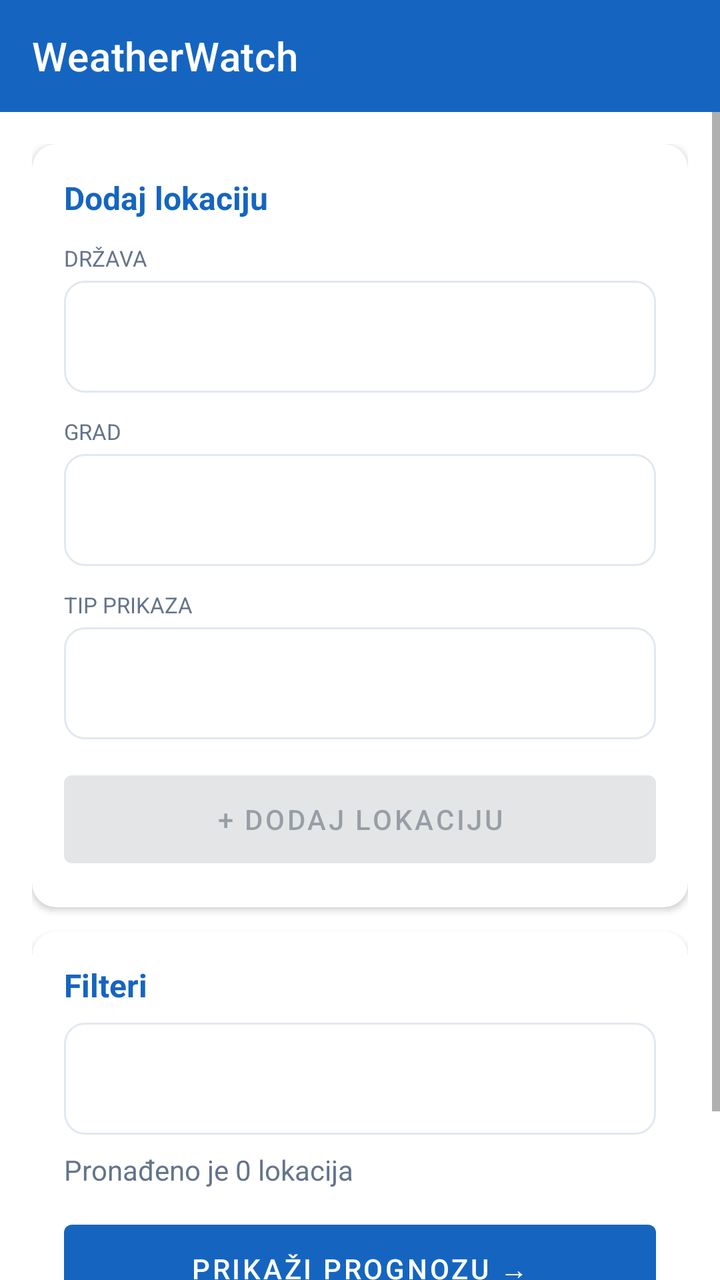
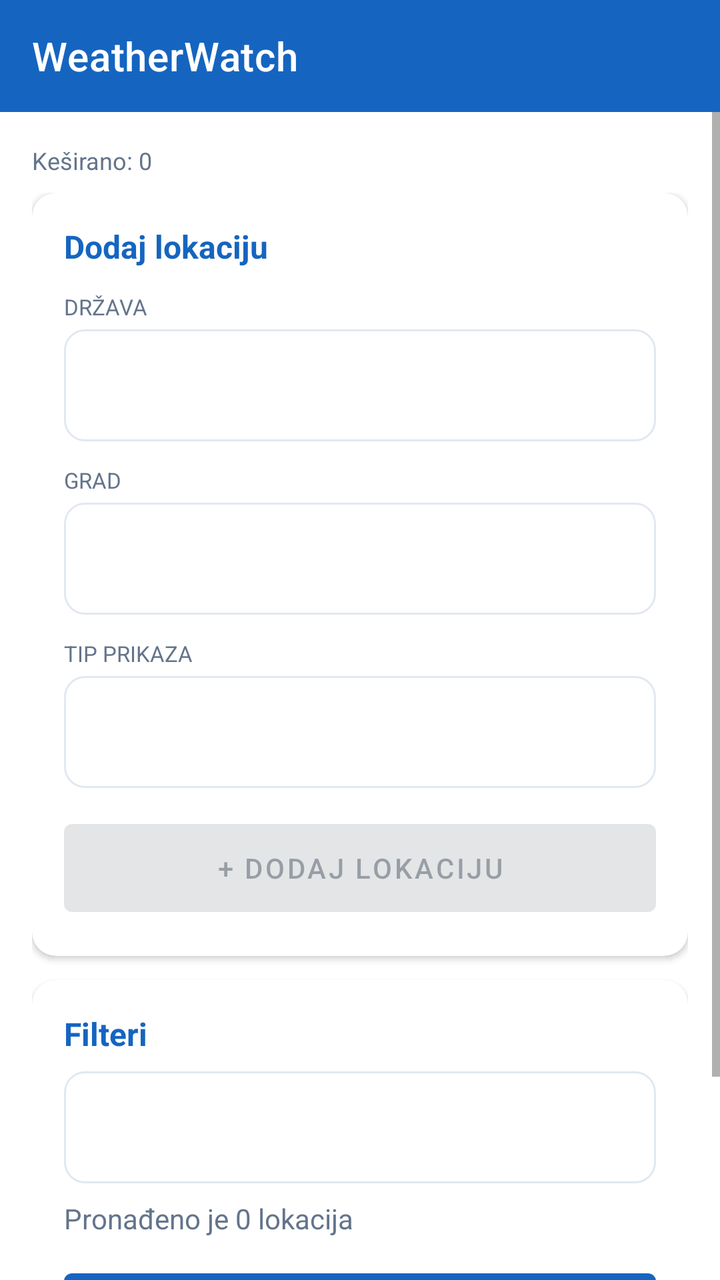

Before-and-after screenshots of an Android layout around one commit, followed by the original layout XML and the change that was made.
<!-- AndroidManifest.xml: application theme Theme.WeatherWatch -->
<!-- res/layout/activity_main.xml -->
<?xml version="1.0" encoding="utf-8"?>
<LinearLayout xmlns:android="http://schemas.android.com/apk/res/android"
    xmlns:app="http://schemas.android.com/apk/res-auto"
    android:layout_width="match_parent"
    android:layout_height="match_parent"
    android:orientation="vertical"
    android:background="?attr/colorSurface">

    <androidx.appcompat.widget.Toolbar
        android:id="@+id/toolbar"
        android:layout_width="match_parent"
        android:layout_height="?attr/actionBarSize"
        android:background="?attr/colorPrimary"
        app:titleTextColor="@android:color/white"
        app:title="WeatherWatch" />

    <ScrollView
        android:layout_width="match_parent"
        android:layout_height="match_parent">

        <LinearLayout
            android:layout_width="match_parent"
            android:layout_height="wrap_content"
            android:orientation="vertical"
            android:padding="16dp">

            
            <androidx.cardview.widget.CardView
                android:layout_width="match_parent"
                android:layout_height="wrap_content"
                android:layout_marginBottom="12dp"
                app:cardCornerRadius="12dp"
                app:cardElevation="2dp">

                <LinearLayout
                    android:layout_width="match_parent"
                    android:layout_height="wrap_content"
                    android:orientation="vertical"
                    android:padding="16dp">

                    <TextView
                        android:layout_width="wrap_content"
                        android:layout_height="wrap_content"
                        android:text="Dodaj lokaciju"
                        android:textSize="16sp"
                        android:textStyle="bold"
                        android:textColor="?attr/colorPrimary"
                        android:layout_marginBottom="12dp" />

                    <TextView
                        android:layout_width="wrap_content"
                        android:layout_height="wrap_content"
                        android:text="DRŽAVA"
                        android:textSize="11sp"
                        android:textColor="?attr/colorOnSurfaceVariant"
                        android:layout_marginBottom="4dp" />

                    <Spinner
                        android:id="@+id/odabirDrzave"
                        android:layout_width="match_parent"
                        android:layout_height="56dp"
                        android:background="@drawable/bg_spinner"
                        android:paddingStart="16dp"
                        android:paddingEnd="16dp"
                        android:layout_marginBottom="12dp" />

                    <TextView
                        android:layout_width="wrap_content"
                        android:layout_height="wrap_content"
                        android:text="GRAD"
                        android:textSize="11sp"
                        android:textColor="?attr/colorOnSurfaceVariant"
                        android:layout_marginBottom="4dp" />

                    <Spinner
                        android:id="@+id/odabirGrada"
                        android:layout_width="match_parent"
                        android:layout_height="56dp"
                        android:background="@drawable/bg_spinner"
                        android:paddingStart="16dp"
                        android:paddingEnd="16dp"
                        android:layout_marginBottom="12dp" />

                    <TextView
                        android:layout_width="wrap_content"
                        android:layout_height="wrap_content"
                        android:text="TIP PRIKAZA"
                        android:textSize="11sp"
                        android:textColor="?attr/colorOnSurfaceVariant"
                        android:layout_marginBottom="4dp" />

                    <Spinner
                        android:id="@+id/odabirTipaPrikaza"
                        android:layout_width="match_parent"
                        android:layout_height="56dp"
                        android:background="@drawable/bg_spinner"
                        android:paddingStart="16dp"
                        android:paddingEnd="16dp"
                        android:layout_marginBottom="12dp" />

                    <com.google.android.material.button.MaterialButton
                        android:id="@+id/dodajLokacijuDugme"
                        android:layout_width="match_parent"
                        android:layout_height="56dp"
                        android:text="+ DODAJ LOKACIJU"
                        android:enabled="false" />

                </LinearLayout>
            </androidx.cardview.widget.CardView>

            
            <androidx.cardview.widget.CardView
                android:layout_width="match_parent"
                android:layout_height="wrap_content"
                android:layout_marginBottom="12dp"
                app:cardCornerRadius="12dp"
                app:cardElevation="2dp">

                <LinearLayout
                    android:layout_width="match_parent"
                    android:layout_height="wrap_content"
                    android:orientation="vertical"
                    android:padding="16dp">

                    <TextView
                        android:layout_width="wrap_content"
                        android:layout_height="wrap_content"
                        android:text="Filteri"
                        android:textSize="16sp"
                        android:textStyle="bold"
                        android:textColor="?attr/colorPrimary"
                        android:layout_marginBottom="8dp" />

                    <Spinner
                        android:id="@+id/filterLokacija"
                        android:layout_width="match_parent"
                        android:layout_height="56dp"
                        android:background="@drawable/bg_spinner"
                        android:paddingStart="16dp"
                        android:paddingEnd="16dp"
                        android:layout_marginBottom="8dp" />

                    <TextView
                        android:id="@+id/brojLokacija"
                        android:layout_width="wrap_content"
                        android:layout_height="wrap_content"
                        android:text="Pronađeno je 0 lokacija"
                        android:textColor="?attr/colorOnSurfaceVariant"
                        android:layout_marginBottom="12dp" />

                    <com.google.android.material.button.MaterialButton
                        android:id="@+id/prikaziPrognozuDugme"
                        android:layout_width="match_parent"
                        android:layout_height="56dp"
                        android:text="PRIKAŽI PROGNOZU →" />

                </LinearLayout>
            </androidx.cardview.widget.CardView>

            
            <TextView
                android:layout_width="wrap_content"
                android:layout_height="wrap_content"
                android:text="Moje lokacije"
                android:textSize="18sp"
                android:textStyle="bold"
                android:layout_marginBottom="8dp" />

            <androidx.recyclerview.widget.RecyclerView
                android:id="@+id/recyclerLokacije"
                android:layout_width="match_parent"
                android:layout_height="wrap_content"
                android:nestedScrollingEnabled="false" />

        </LinearLayout>
    </ScrollView>

</LinearLayout>
<!-- resources referenced by this layout -->
<resources>
  <!-- drawable bg_spinner (drawable) -->
  <?xml version="1.0" encoding="utf-8"?>
  <shape xmlns:android="http://schemas.android.com/apk/res/android" android:shape="rectangle">
      <solid android:color="#FFFFFF"/>
      <stroke android:width="1dp" android:color="#E2E8F0"/>
      <corners android:radius="10dp"/>
      <padding android:left="12dp" android:right="12dp" android:top="4dp" android:bottom="4dp"/>
  </shape>
  <style name="Theme.WeatherWatch" parent="Theme.MaterialComponents.DayNight.NoActionBar">
          <item name="colorPrimary">#1565C0</item>
          <item name="colorPrimaryVariant">#0D47A1</item>
          <item name="colorOnPrimary">#FFFFFF</item>
          <item name="colorSecondary">#0EA5E9</item>
          <item name="colorOnSecondary">#FFFFFF</item>
          <item name="colorSurface">#FFFFFF</item>
          <item name="colorOnSurface">#1E293B</item>
          <item name="colorOnSurfaceVariant">#64748B</item>
          <item name="colorSurfaceVariant">#F1F5F9</item>
          <item name="colorOutline">#E2E8F0</item>
          <item name="android:colorBackground">#F0F4F8</item>
          <item name="android:statusBarColor">#0D47A1</item>
          <item name="android:windowLightStatusBar">false</item>
      </style>
</resources>

<!-- the commit's change to res/layout/activity_main.xml (unified diff, before → after) -->
@@ -14,7 +14,20 @@
         app:titleTextColor="@android:color/white"
         app:title="WeatherWatch" />
 
+    
+    <ProgressBar
+        android:id="@+id/progressBarMain"
+        android:layout_width="wrap_content"
+        android:layout_height="wrap_content"
+        android:layout_gravity="center"
+        android:visibility="gone"
+        android:layout_marginTop="100dp"
+        android:layout_marginBottom="100dp"
+        android:layout_weight="0"
+        android:indeterminate="true" />
+
     <ScrollView
+        android:id="@+id/scrollViewMain"
         android:layout_width="match_parent"
         android:layout_height="match_parent">
 
@@ -25,152 +38,171 @@
             android:padding="16dp">
 
             
-            <androidx.cardview.widget.CardView
+            <TextView
+                android:id="@+id/tvBrojKesiranih"
+                android:layout_width="wrap_content"
+                android:layout_height="wrap_content"
+                android:text="Keširano: 0"
+                android:textSize="12sp"
+                android:textColor="?attr/colorOnSurfaceVariant"
+                android:layout_marginBottom="8dp" />
+
+            
+            <LinearLayout
+                android:id="@+id/formContainer"
                 android:layout_width="match_parent"
                 android:layout_height="wrap_content"
-                android:layout_marginBottom="12dp"
-                app:cardCornerRadius="12dp"
-                app:cardElevation="2dp">
-
-                <LinearLayout
+                android:orientation="vertical">
+
+                
+                <androidx.cardview.widget.CardView
                     android:layout_width="match_parent"
                     android:layout_height="wrap_content"
-                    android:orientation="vertical"
-                    android:padding="16dp">
-
-                    <TextView
-                        android:layout_width="wrap_content"
+                    android:layout_marginBottom="12dp"
+                    app:cardCornerRadius="12dp"
+                    app:cardElevation="2dp">
+
+                    <LinearLayout
+                        android:layout_width="match_parent"
                         android:layout_height="wrap_content"
-                        android:text="Dodaj lokaciju"
-                        android:textSize="16sp"
-                        android:textStyle="bold"
-                        android:textColor="?attr/colorPrimary"
-                        android:layout_marginBottom="12dp" />
-
-                    <TextView
-                        android:layout_width="wrap_content"
+                        android:orientation="vertical"
+                        android:padding="16dp">
+
+                        <TextView
+                            android:layout_width="wrap_content"
+                            android:layout_height="wrap_content"
+                            android:text="Dodaj lokaciju"
+                            android:textSize="16sp"
+                            android:textStyle="bold"
+                            android:textColor="?attr/colorPrimary"
+                            android:layout_marginBottom="12dp" />
+
+                        <TextView
+                            android:layout_width="wrap_content"
+                            android:layout_height="wrap_content"
+                            android:text="DRŽAVA"
+                            android:textSize="11sp"
+                            android:textColor="?attr/colorOnSurfaceVariant"
+                            android:layout_marginBottom="4dp" />
+
+                        <Spinner
+                            android:id="@+id/odabirDrzave"
+                            android:layout_width="match_parent"
+                            android:layout_height="56dp"
+                            android:background="@drawable/bg_spinner"
+                            android:paddingStart="16dp"
+                            android:paddingEnd="16dp"
+                            android:layout_marginBottom="12dp" />
+
+                        <TextView
+                            android:layout_width="wrap_content"
+                            android:layout_height="wrap_content"
+                            android:text="GRAD"
+                            android:textSize="11sp"
+                            android:textColor="?attr/colorOnSurfaceVariant"
+                            android:layout_marginBottom="4dp" />
+
+                        <Spinner
+                            android:id="@+id/odabirGrada"
+                            android:layout_width="match_parent"
+                            android:layout_height="56dp"
+                            android:background="@drawable/bg_spinner"
+                            android:paddingStart="16dp"
+                            android:paddingEnd="16dp"
+                            android:layout_marginBottom="12dp" />
+
+                        <TextView
+                            android:layout_width="wrap_content"
+                            android:layout_height="wrap_content"
+                            android:text="TIP PRIKAZA"
+                            android:textSize="11sp"
+                            android:textColor="?attr/colorOnSurfaceVariant"
+                            android:layout_marginBottom="4dp" />
+
+                        <Spinner
+                            android:id="@+id/odabirTipaPrikaza"
+                            android:layout_width="match_parent"
+                            android:layout_height="56dp"
+                            android:background="@drawable/bg_spinner"
+                            android:paddingStart="16dp"
+                            android:paddingEnd="16dp"
+                            android:layout_marginBottom="12dp" />
+
+                        <com.google.android.material.button.MaterialButton
+                            android:id="@+id/dodajLokacijuDugme"
+                            android:layout_width="match_parent"
+                            android:layout_height="56dp"
+                            android:text="+ DODAJ LOKACIJU"
+                            android:enabled="false" />
+
+                    </LinearLayout>
+                </androidx.cardview.widget.CardView>
+
+                
+                <androidx.cardview.widget.CardView
+                    android:layout_width="match_parent"
+                    android:layout_height="wrap_content"
+                    android:layout_marginBottom="12dp"
+                    app:cardCornerRadius="12dp"
+                    app:cardElevation="2dp">
+
+                    <LinearLayout
+                        android:layout_width="match_parent"
                         android:layout_height="wrap_content"
-                        android:text="DRŽAVA"
-                        android:textSize="11sp"
-                        android:textColor="?attr/colorOnSurfaceVariant"
-                        android:layout_marginBottom="4dp" />
-
-                    <Spinner
-                        android:id="@+id/odabirDrzave"
-                        android:layout_width="match_parent"
-                        android:layout_height="56dp"
-                        android:background="@drawable/bg_spinner"
-                        android:paddingStart="16dp"
-                        android:paddingEnd="16dp"
-                        android:layout_marginBottom="12dp" />
-
-                    <TextView
-                        android:layout_width="wrap_content"
-                        android:layout_height="wrap_content"
-                        android:text="GRAD"
-                        android:textSize="11sp"
-                        android:textColor="?attr/colorOnSurfaceVariant"
-                        android:layout_marginBottom="4dp" />
-
-                    <Spinner
-                        android:id="@+id/odabirGrada"
-                        android:layout_width="match_parent"
-                        android:layout_height="56dp"
-                        android:background="@drawable/bg_spinner"
-                        android:paddingStart="16dp"
-                        android:paddingEnd="16dp"
-                        android:layout_marginBottom="12dp" />
-
-                    <TextView
-                        android:layout_width="wrap_content"
-                        android:layout_height="wrap_content"
-                        android:text="TIP PRIKAZA"
-                        android:textSize="11sp"
-                        android:textColor="?attr/colorOnSurfaceVariant"
-                        android:layout_marginBottom="4dp" />
-
-                    <Spinner
-                        android:id="@+id/odabirTipaPrikaza"
-                        android:layout_width="match_parent"
-                        android:layout_height="56dp"
-                        android:background="@drawable/bg_spinner"
-                        android:paddingStart="16dp"
-                        android:paddingEnd="16dp"
-                        android:layout_marginBottom="12dp" />
-
-                    <com.google.android.material.button.MaterialButton
-                        android:id="@+id/dodajLokacijuDugme"
-                        android:layout_width="match_parent"
-                        android:layout_height="56dp"
-                        android:text="+ DODAJ LOKACIJU"
-                        android:enabled="false" />
-
-                </LinearLayout>
-            </androidx.cardview.widget.CardView>
-
-            
-            <androidx.cardview.widget.CardView
-                android:layout_width="match_parent"
-                android:layout_height="wrap_content"
-                android:layout_marginBottom="12dp"
-                app:cardCornerRadius="12dp"
-                app:cardElevation="2dp">
-
-                <LinearLayout
+                        android:orientation="vertical"
+                        android:padding="16dp">
+
+                        <TextView
+                            android:layout_width="wrap_content"
+                            android:layout_height="wrap_content"
+                            android:text="Filteri"
+                            android:textSize="16sp"
+                            android:textStyle="bold"
+                            android:textColor="?attr/colorPrimary"
+                            android:layout_marginBottom="8dp" />
+
+                        <Spinner
+                            android:id="@+id/filterLokacija"
+                            android:layout_width="match_parent"
+                            android:layout_height="56dp"
+                            android:background="@drawable/bg_spinner"
+                            android:paddingStart="16dp"
+                            android:paddingEnd="16dp"
+                            android:layout_marginBottom="8dp" />
+
+                        <TextView
+                            android:id="@+id/brojLokacija"
+                            android:layout_width="wrap_content"
+                            android:layout_height="wrap_content"
+                            android:text="Pronađeno je 0 lokacija"
+                            android:textColor="?attr/colorOnSurfaceVariant"
+                            android:layout_marginBottom="12dp" />
+
+                        <com.google.android.material.button.MaterialButton
+                            android:id="@+id/prikaziPrognozuDugme"
+                            android:layout_width="match_parent"
+                            android:layout_height="56dp"
+                            android:text="PRIKAŽI PROGNOZU →" />
+
+                    </LinearLayout>
+                </androidx.cardview.widget.CardView>
+
+                
+                <TextView
+                    android:layout_width="wrap_content"
+                    android:layout_height="wrap_content"
+                    android:text="Moje lokacije"
+                    android:textSize="18sp"
+                    android:textStyle="bold"
+                    android:layout_marginBottom="8dp" />
+
+                <androidx.recyclerview.widget.RecyclerView
+                    android:id="@+id/recyclerLokacije"
                     android:layout_width="match_parent"
                     android:layout_height="wrap_content"
-                    android:orientation="vertical"
-                    android:padding="16dp">
-
-                    <TextView
-                        android:layout_width="wrap_content"
-                        android:layout_height="wrap_content"
-                        android:text="Filteri"
-                        android:textSize="16sp"
-                        android:textStyle="bold"
-                        android:textColor="?attr/colorPrimary"
-                        android:layout_marginBottom="8dp" />
-
-                    <Spinner
-                        android:id="@+id/filterLokacija"
-                        android:layout_width="match_parent"
-                        android:layout_height="56dp"
-                        android:background="@drawable/bg_spinner"
-                        android:paddingStart="16dp"
-                        android:paddingEnd="16dp"
-                        android:layout_marginBottom="8dp" />
-
-                    <TextView
-                        android:id="@+id/brojLokacija"
-                        android:layout_width="wrap_content"
-                        android:layout_height="wrap_content"
-                        android:text="Pronađeno je 0 lokacija"
-                        android:textColor="?attr/colorOnSurfaceVariant"
-                        android:layout_marginBottom="12dp" />
-
-                    <com.google.android.material.button.MaterialButton
-                        android:id="@+id/prikaziPrognozuDugme"
-                        android:layout_width="match_parent"
-                        android:layout_height="56dp"
-                        android:text="PRIKAŽI PROGNOZU →" />
-
-                </LinearLayout>
-            </androidx.cardview.widget.CardView>
-
-            
-            <TextView
-                android:layout_width="wrap_content"
-                android:layout_height="wrap_content"
-                android:text="Moje lokacije"
-                android:textSize="18sp"
-                android:textStyle="bold"
-                android:layout_marginBottom="8dp" />
-
-            <androidx.recyclerview.widget.RecyclerView
-                android:id="@+id/recyclerLokacije"
-                android:layout_width="match_parent"
-                android:layout_height="wrap_content"
-                android:nestedScrollingEnabled="false" />
+                    android:nestedScrollingEnabled="false" />
+
+            </LinearLayout>
 
         </LinearLayout>
     </ScrollView>
